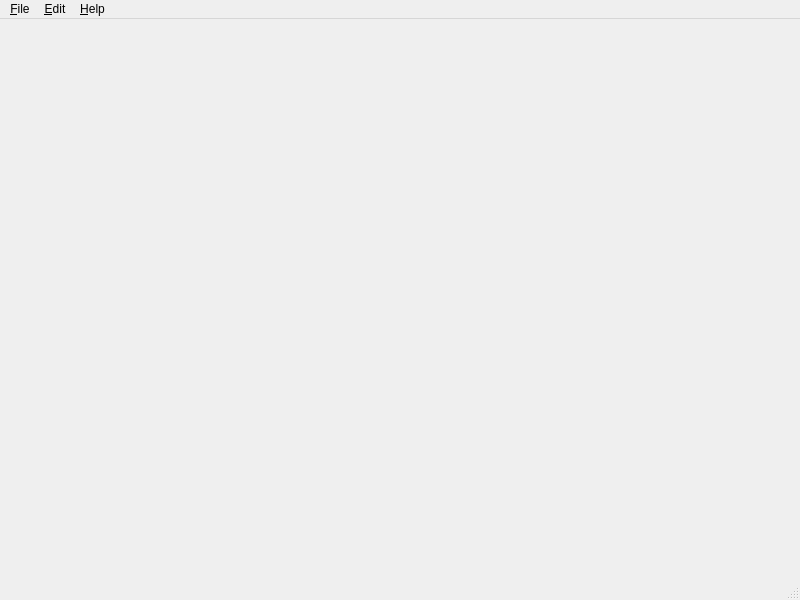
Above: pdfedit/ui/MainWnd.ui from match41/sumpdf before the change. Below: the same form after it.
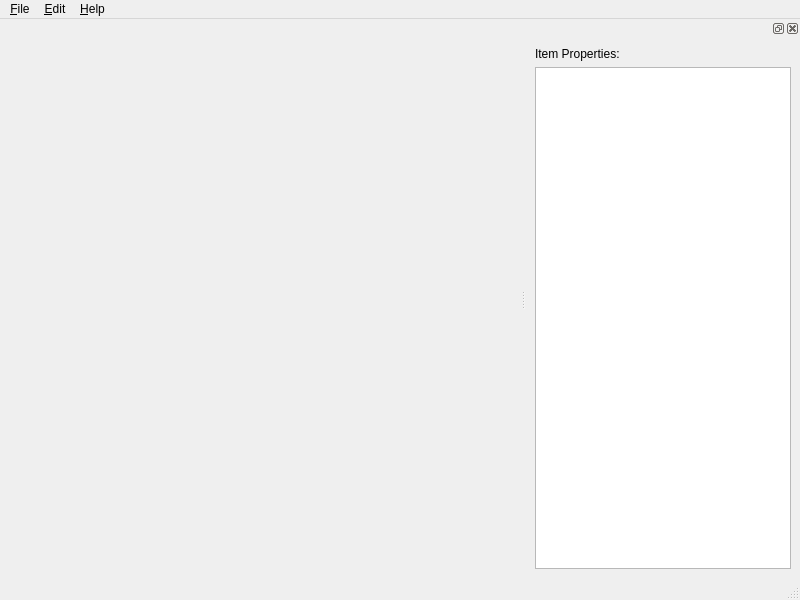
That is the form after the change.

Commit message: added property window

```diff
--- a/pdfedit/ui/MainWnd.ui
+++ b/pdfedit/ui/MainWnd.ui
@@ -53,6 +53,25 @@
    <addaction name="m_menu_help"/>
   </widget>
   <widget class="QStatusBar" name="m_statusbar"/>
+  <widget class="QDockWidget" name="dockWidget">
+   <attribute name="dockWidgetArea">
+    <number>2</number>
+   </attribute>
+   <widget class="QWidget" name="dockWidgetContents">
+    <layout class="QVBoxLayout" name="verticalLayout">
+     <item>
+      <widget class="QLabel" name="label">
+       <property name="text">
+        <string>Item Properties:</string>
+       </property>
+      </widget>
+     </item>
+     <item>
+      <widget class="QTableView" name="m_item_prop"/>
+     </item>
+    </layout>
+   </widget>
+  </widget>
   <action name="m_action_new">
    <property name="text">
     <string>&amp;New</string>
```
The commit also changes 6 other files.
